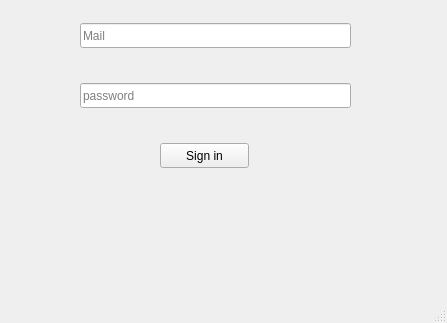
Shidory/Plite, file sign.ui: the form before one commit; both pictures show x 0 to 447 and y 277 to 600 of the 447 by 600 pixel window.
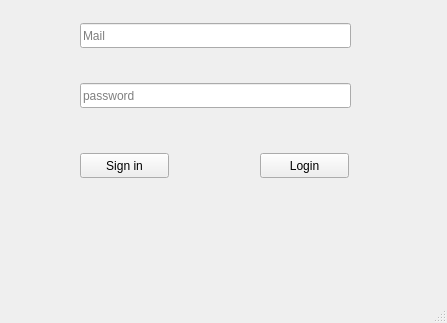
The form after the commit.

Commit message: modification du user interface

Diff of the .ui file:
```diff
--- a/sign.ui
+++ b/sign.ui
@@ -69,8 +69,8 @@
    <widget class="QPushButton" name="btn_sign_in">
     <property name="geometry">
      <rect>
-      <x>160</x>
-      <y>420</y>
+      <x>80</x>
+      <y>430</y>
       <width>89</width>
       <height>25</height>
      </rect>
@@ -79,6 +79,19 @@
      <string>Sign in</string>
     </property>
    </widget>
+   <widget class="QPushButton" name="btn_login">
+    <property name="geometry">
+     <rect>
+      <x>260</x>
+      <y>430</y>
+      <width>89</width>
+      <height>25</height>
+     </rect>
+    </property>
+    <property name="text">
+     <string>Login</string>
+    </property>
+   </widget>
   </widget>
   <widget class="QStatusBar" name="statusbar"/>
  </widget>
```
The commit also changes 2 other files.
